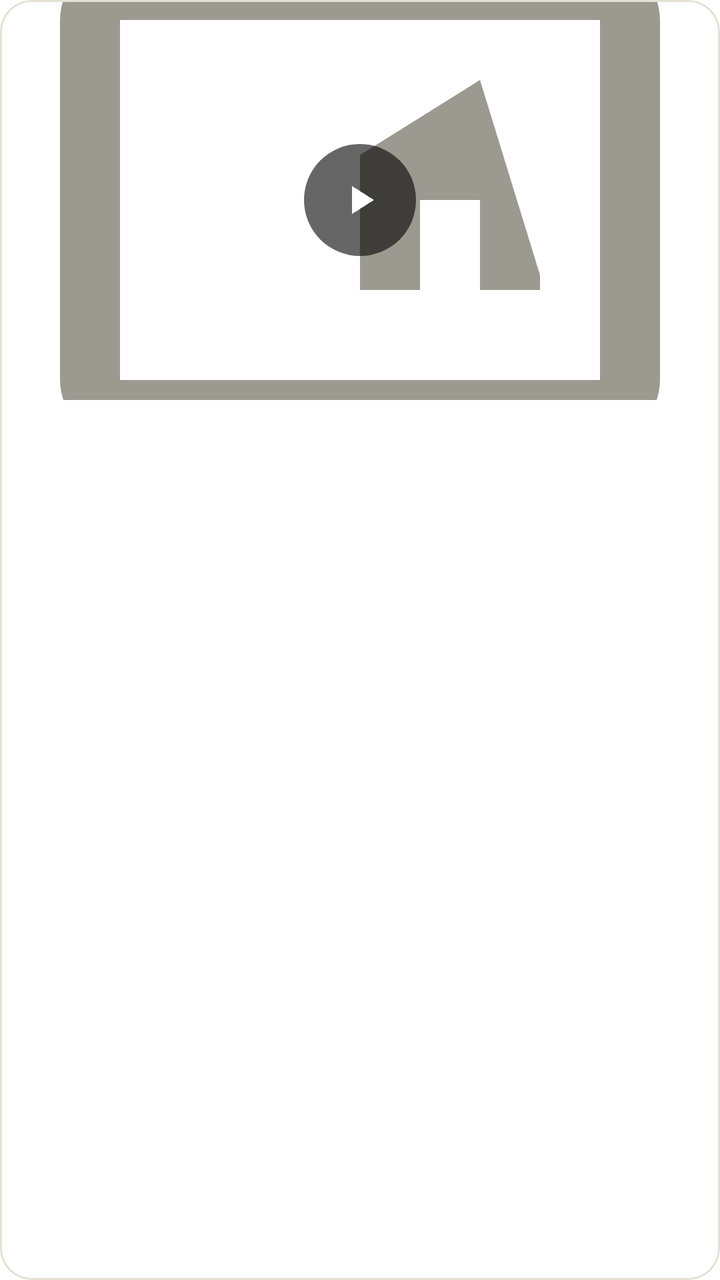
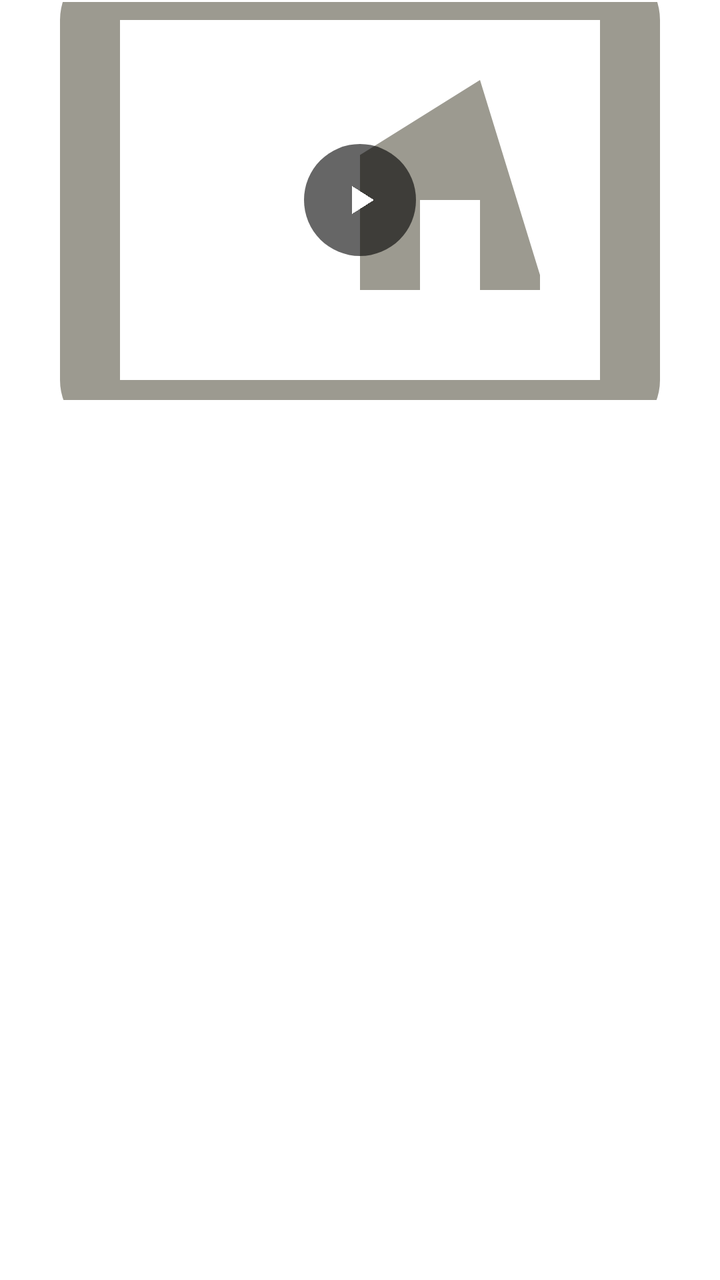

Before-and-after screenshots of an Android layout around one commit, followed by the original layout XML and the change that was made.
<!-- AndroidManifest.xml: application theme Theme.Oreshik -->
<!-- res/layout/item_video_preview.xml -->
<?xml version="1.0" encoding="utf-8"?>

<com.google.android.material.card.MaterialCardView
    xmlns:android="http://schemas.android.com/apk/res/android"
    xmlns:app="http://schemas.android.com/apk/res-auto"
    android:layout_width="match_parent"
    android:layout_height="wrap_content"
    android:layout_marginTop="4dp"
    app:cardBackgroundColor="@color/bg_card"
    app:cardCornerRadius="16dp"
    app:cardElevation="0dp"
    app:strokeColor="@color/divider"
    app:strokeWidth="1dp">

    <LinearLayout
        android:layout_width="match_parent"
        android:layout_height="wrap_content"
        android:orientation="vertical">

        <RelativeLayout
            android:layout_width="match_parent"
            android:layout_height="wrap_content">

            
            <ImageView
                android:id="@+id/ivVideoThumbnail"
                android:layout_width="match_parent"
                android:layout_height="200dp"
                android:scaleType="centerCrop"
                android:contentDescription="@string/video_preview"
                android:src="@drawable/ic_video_placeholder" />

            
            <ImageButton
                android:id="@+id/btnPlayVideo"
                android:layout_width="56dp"
                android:layout_height="56dp"
                android:layout_centerInParent="true"
                android:background="@drawable/bg_play_button"
                android:src="@drawable/ic_play_circle"
                android:contentDescription="@string/play_video"
                android:padding="14dp" />

        </RelativeLayout>

        
        <TextView
            android:id="@+id/tvVideoTitle"
            android:layout_width="match_parent"
            android:layout_height="wrap_content"
            android:paddingHorizontal="12dp"
            android:paddingVertical="8dp"
            android:textColor="@color/text_primary"
            android:textSize="14sp"
            android:textStyle="bold"
            android:maxLines="2"
            android:ellipsize="end"
            android:visibility="gone" />

    </LinearLayout>

</com.google.android.material.card.MaterialCardView>
<!-- resources referenced by this layout -->
<resources>
  <color name="bg_card">#FFFFFF</color>
  <color name="divider">#E4E0D3</color>
  <color name="text_primary">#2B2A27</color>
  <!-- drawable bg_play_button (drawable) -->
  <?xml version="1.0" encoding="utf-8"?>
  
  <ripple xmlns:android="http://schemas.android.com/apk/res/android"
      android:color="@color/ripple_on_brand">
      <item>
          <shape android:shape="oval">
              <solid android:color="#99000000" />
          </shape>
      </item>
  </ripple>
  <!-- drawable ic_play_circle (drawable) -->
  <?xml version="1.0" encoding="utf-8"?>
  
  <vector xmlns:android="http://schemas.android.com/apk/res/android"
      android:width="24dp"
      android:height="24dp"
      android:viewportWidth="24"
      android:viewportHeight="24">
      <path
          android:fillColor="@color/white"
          android:pathData="M8,5v14l11,-7z" />
  </vector>
  <!-- drawable ic_video_placeholder (drawable) -->
  <?xml version="1.0" encoding="utf-8"?>
  
  <vector xmlns:android="http://schemas.android.com/apk/res/android"
      android:width="24dp"
      android:height="24dp"
      android:viewportWidth="24"
      android:viewportHeight="24">
      <path
          android:fillColor="@color/text_tertiary"
          android:pathData="M4,4h16a2,2 0 0,1 2,2v12a2,2 0 0,1 -2,2H4a2,2 0 0,1 -2,-2V6a2,2 0 0,1 2,-2zm0,2v12h16V6H4zm14,8.5V15h-2v-3h-2v3h-2v-4.5l4,-2.5z" />
  </vector>
  <string name="play_video">Play video</string>
  <string name="video_preview">Video preview</string>
  <color name="ripple_on_brand">#40FFFFFF</color>
  <color name="white">#FFFFFF</color>
  <color name="text_tertiary">#9C9A90</color>
  <color name="colorPrimary">@color/brand_500</color>
  <color name="colorPrimaryVariant">@color/brand_600</color>
  <color name="colorOnPrimary">#002025</color>
  <color name="colorAccent">@color/brand_500</color>
  <color name="colorSurface">@color/bg_card</color>
  <color name="colorOnSurface">@color/text_primary</color>
  <style name="ThemeOverlay.Oreshik.BottomSheetDialog" parent="ThemeOverlay.MaterialComponents.BottomSheetDialog">
          <item name="android:windowBackground">@android:color/transparent</item>
          <item name="android:colorBackgroundFloating">@android:color/transparent</item>
          <item name="bottomSheetStyle">@style/Widget.Oreshik.BottomSheet.Modal</item>
      </style>
  <style name="Widget.Oreshik.CardView" parent="Widget.MaterialComponents.CardView">
          <item name="cardElevation">0dp</item>
          <item name="cardMaxElevation">0dp</item>
          <item name="strokeWidth">0dp</item>
      </style>
  <color name="colorBackground">@color/bg_root</color>
  <color name="colorOnBackground">@color/text_primary</color>
  <color name="text_secondary">#6B6963</color>
  <color name="bg_root">#FFFFFF</color>
  <style name="AppWindowAnimation">
          <item name="android:activityOpenEnterAnimation">@anim/activity_open_enter</item>
          <item name="android:activityOpenExitAnimation">@anim/activity_open_exit</item>
          <item name="android:activityCloseEnterAnimation">@anim/activity_close_enter</item>
          <item name="android:activityCloseExitAnimation">@anim/activity_close_exit</item>
      </style>
  <color name="brand_500">#00B8D4</color>
  <color name="brand_600">#00838F</color>
  <style name="Widget.Oreshik.BottomSheet.Modal" parent="Widget.MaterialComponents.BottomSheet.Modal">
          <item name="android:background">@android:color/transparent</item>
          <item name="backgroundTint">@android:color/transparent</item>
      </style>
  <!-- unchanged entries left out for length: 1 -->
</resources>

<!-- the commit's change to res/layout/item_video_preview.xml (unified diff, before → after) -->
@@ -8,8 +8,6 @@
     android:layout_marginTop="4dp"
     app:cardBackgroundColor="@color/bg_card"
     app:cardCornerRadius="16dp"
-    app:cardElevation="0dp"
-    app:strokeColor="@color/divider"
     app:strokeWidth="1dp">
 
     <LinearLayout
<!-- resource entries referenced after the edit -->
@@ -1,7 +1,6 @@
 <!-- resources referenced by this layout -->
 <resources>
   <color name="bg_card">#FFFFFF</color>
-  <color name="divider">#E4E0D3</color>
   <color name="text_primary">#2B2A27</color>
   <!-- drawable bg_play_button (drawable) -->
   <?xml version="1.0" encoding="utf-8"?>
